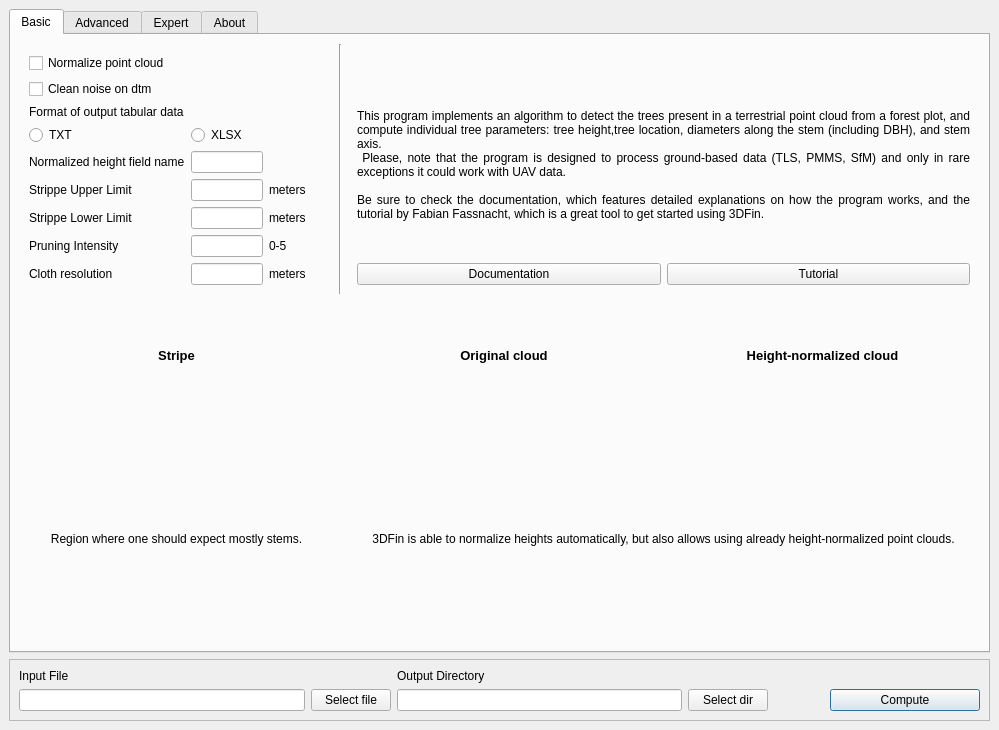
Qt form qt-files/src/main_window.ui (3DFin/3DFin) before a commit.
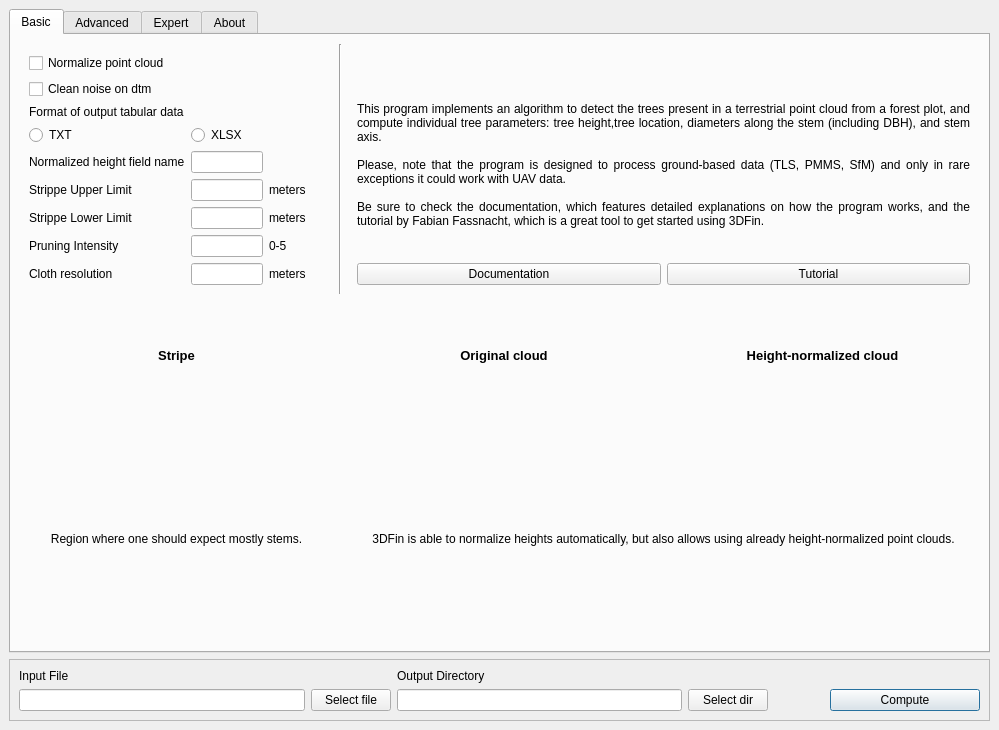
The same form after that commit. Icons and pictures are not drawn.

```diff
--- a/qt-files/src/main_window.ui
+++ b/qt-files/src/main_window.ui
@@ -175,7 +175,8 @@
              </property>
              <property name="text">
               <string>This program implements an algorithm to detect the trees present in a terrestrial point cloud from a forest plot, and compute individual tree parameters: tree height,tree location, diameters along the stem (including DBH), and stem axis. 
- Please, note that the program is designed to process ground-based data (TLS, PMMS, SfM) and only in rare exceptions it could work with UAV data.              
+
+Please, note that the program is designed to process ground-based data (TLS, PMMS, SfM) and only in rare exceptions it could work with UAV data.              
 
 Be sure to check the documentation, which features detailed explanations on how the program works, and the tutorial by Fabian Fassnacht, which is a great tool to get started using 3DFin.</string>
              </property>
```
